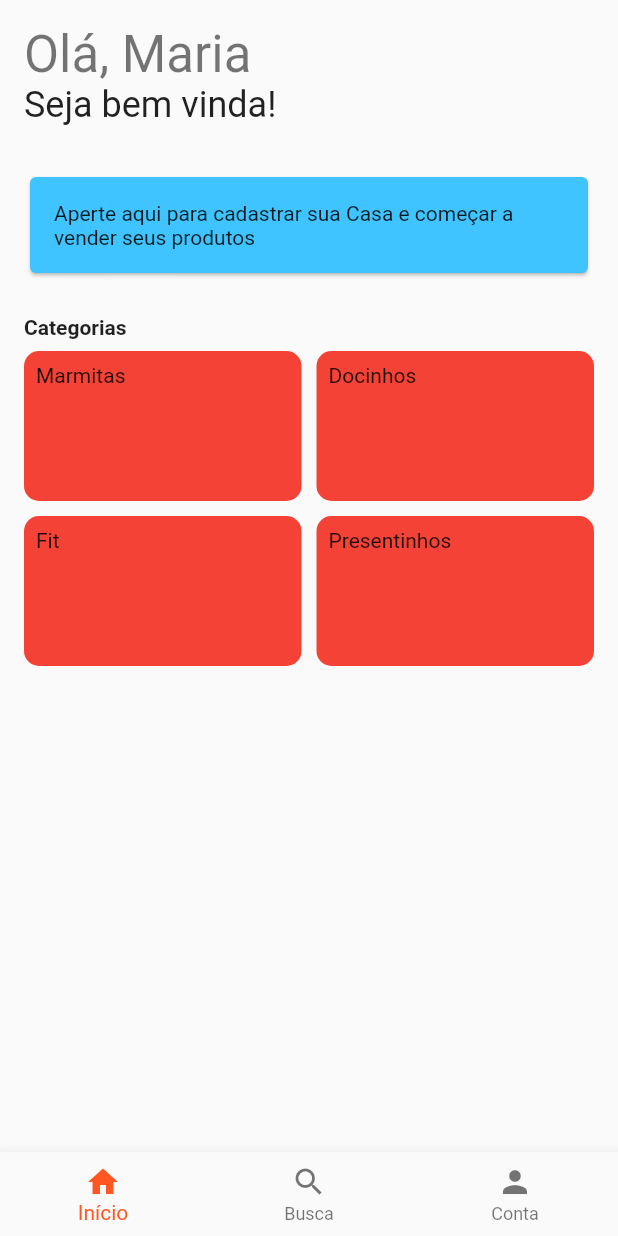
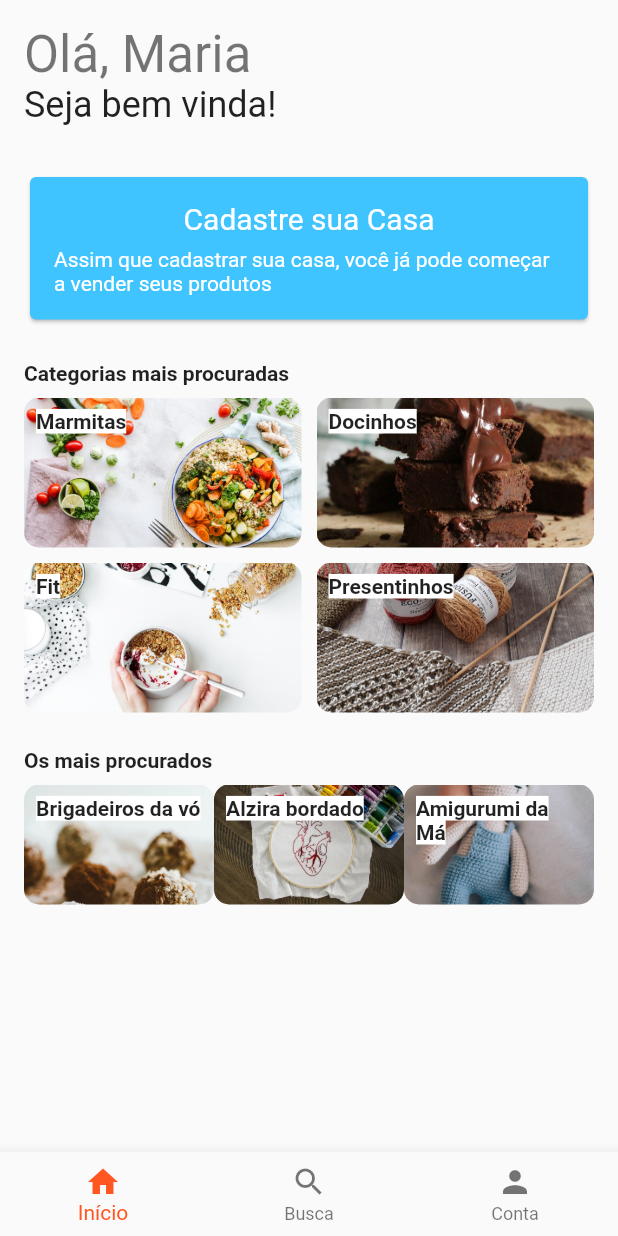
Before and after one commit to Caseirinho/caseirinho-app, a Flutter app: the HomeNavigator screen opened directly, on a phone screen of 412 x 824 dp. Run offline on Flutter 3.47's test engine with Material 2 defaults, Android fonts, the phone set to English and light mode, and no system bars; our stand-ins replace flutter_svg; missing offline and left inert: mapbox_gl.

Commit message:
add images and section famous on dashboard

```diff
--- a/lib/screens/home/components/categorias.dart
+++ b/lib/screens/home/components/categorias.dart
@@ -7,11 +7,11 @@ class Categorias extends StatelessWidget {
       children: [
         Row(
           children: [
-            buildCategoria("Marmitas"),
+            buildCategoria("Marmitas", AssetImage('assets/marmitas-food.jpg')),
             SizedBox(
               width: 10,
             ),
-            buildCategoria("Docinhos"),
+            buildCategoria("Docinhos", AssetImage('assets/docinhos-food.jpg')),
           ],
         ),
         SizedBox(
@@ -19,29 +19,39 @@ class Categorias extends StatelessWidget {
         ),
         Row(
           children: [
-            buildCategoria("Fit"),
+            buildCategoria("Fit", AssetImage('assets/fit-food.jpg')),
             SizedBox(
               width: 10,
             ),
-            buildCategoria("Presentinhos"),
+            buildCategoria(
+                "Presentinhos", AssetImage('assets/presentinhos-croche.jpg')),
           ],
         ),
       ],
     );
   }
 
-  Flexible buildCategoria(String nome) {
+  Flexible buildCategoria(String nome, AssetImage imagem) {
     return Expanded(
       child: InkWell(
         child: Container(
           height: 100,
           decoration: BoxDecoration(
-            color: Colors.red,
+            image: DecorationImage(
+              image: imagem,
+              fit: BoxFit.cover,
+            ),
             borderRadius: BorderRadius.circular(10),
           ),
           child: Padding(
             padding: const EdgeInsets.all(8.0),
-            child: Text(nome),
+            child: Text(
+              nome,
+              style: TextStyle(
+                  backgroundColor: Colors.white,
+                  fontWeight: FontWeight.bold,
+              ),
+            ),
           ),
         ),
       ),
--- /dev/null
+++ b/lib/screens/home/components/populares.dart
@@ -0,0 +1,48 @@
+import 'package:flutter/material.dart';
+
+class Populares extends StatelessWidget {
+  @override
+  Widget build(BuildContext context) {
+    return Column(
+      children: [
+        Row(
+          children: [
+            buildPopulares("Brigadeiros da vó", AssetImage('assets/brigadeiro.jpg')),
+
+            buildPopulares("Alzira bordado", AssetImage('assets/bordado.jpg')),
+
+            buildPopulares("Amigurumi da Má", AssetImage('assets/amigurumi.jpg')),
+
+          ],
+        ),
+      ],
+    );
+  }
+
+  Flexible buildPopulares(String nome, AssetImage imagem) {
+    return Expanded(
+      child: InkWell(
+        child: Container(
+          height: 80,
+          decoration: BoxDecoration(
+            image: DecorationImage(
+              image: imagem,
+              fit: BoxFit.cover,
+            ),
+            borderRadius: BorderRadius.circular(10),
+          ),
+          child: Padding(
+            padding: const EdgeInsets.all(8.0),
+            child: Text(
+              nome,
+              style: TextStyle(
+                backgroundColor: Colors.white,
+                fontWeight: FontWeight.bold,
+              ),
+            ),
+          ),
+        ),
+      ),
+    );
+  }
+}
--- a/lib/screens/home/home_screen.dart
+++ b/lib/screens/home/home_screen.dart
@@ -1,5 +1,6 @@
 import 'package:caseirinho_app/screens/cadastro_casa.dart';
 import 'package:caseirinho_app/screens/home/components/categorias.dart';
+import 'package:caseirinho_app/screens/home/components/populares.dart';
 import 'package:flutter/cupertino.dart';
 import 'package:flutter/material.dart';
 
@@ -35,8 +36,26 @@ class _HomeScreenState extends State<HomeScreen> {
                 color: Theme.of(context).accentColor,
                 child: Padding(
                   padding: const EdgeInsets.all(16.0),
-                  child: Text(
-                      "Aperte aqui para cadastrar sua Casa e começar a vender seus produtos"),
+                  child: Column(
+                    children: [
+                      Text(
+                        "Cadastre sua Casa",
+                        style: TextStyle(
+                          color: Colors.white,
+                          fontSize: 20,
+                        )
+                      ),
+                      SizedBox(height: 8),
+                      Text(
+                          "Assim que cadastrar sua casa, você já pode começar a vender seus produtos",
+                          style: TextStyle(
+                            color: Colors.white,
+                            fontSize: 14,
+                          )
+                      ),
+                    ],
+                  ),
+
                 ),
               ),
               onTap: () {
@@ -44,8 +63,10 @@ class _HomeScreenState extends State<HomeScreen> {
                     CupertinoPageRoute(builder: (_) => CadastroCasaScreen()));
               },
             ),
-            SectionTitle("Categorias"),
+            SectionTitle("Categorias mais procuradas"),
             Categorias(),
+            SectionTitle("Os mais procurados"),
+            Populares()
           ],
         ),
       ),
```
Also changed, not shown: assets/amigurumi.jpg (added), assets/bordado.jpg (added), assets/brigadeiro.jpg (added).
